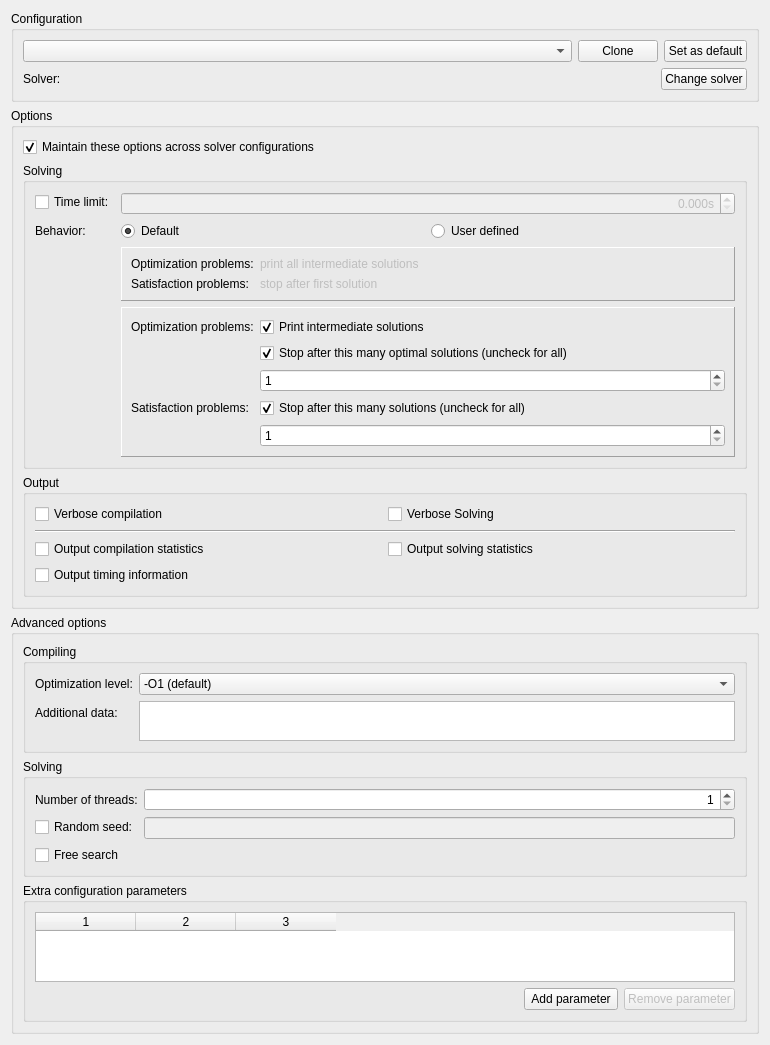
MiniZinc/MiniZincIDE, file MiniZincIDE/configwindow.ui: the form before one commit.
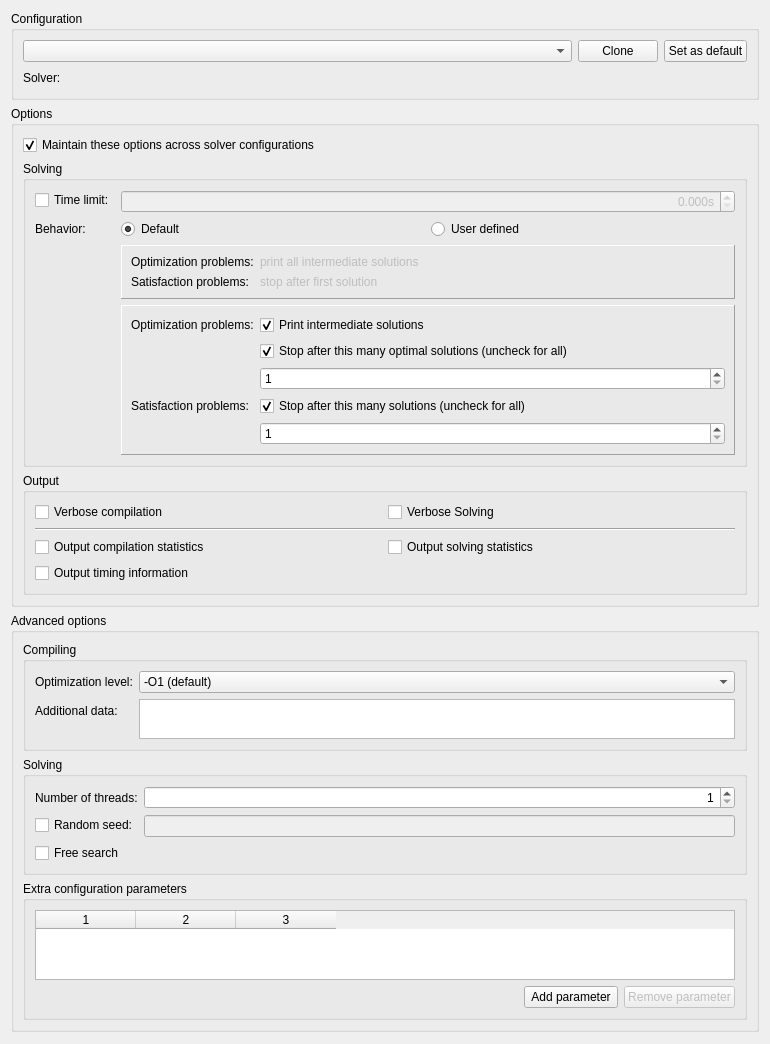
The form after the commit.

Commit message: Remove unused change solver button

```diff
--- a/MiniZincIDE/configwindow.ui
+++ b/MiniZincIDE/configwindow.ui
@@ -98,13 +98,6 @@
              </property>
             </spacer>
            </item>
-           <item>
-            <widget class="QPushButton" name="changeSolver_pushButton">
-             <property name="text">
-              <string>Change solver</string>
-             </property>
-            </widget>
-           </item>
           </layout>
          </item>
         </layout>
```
